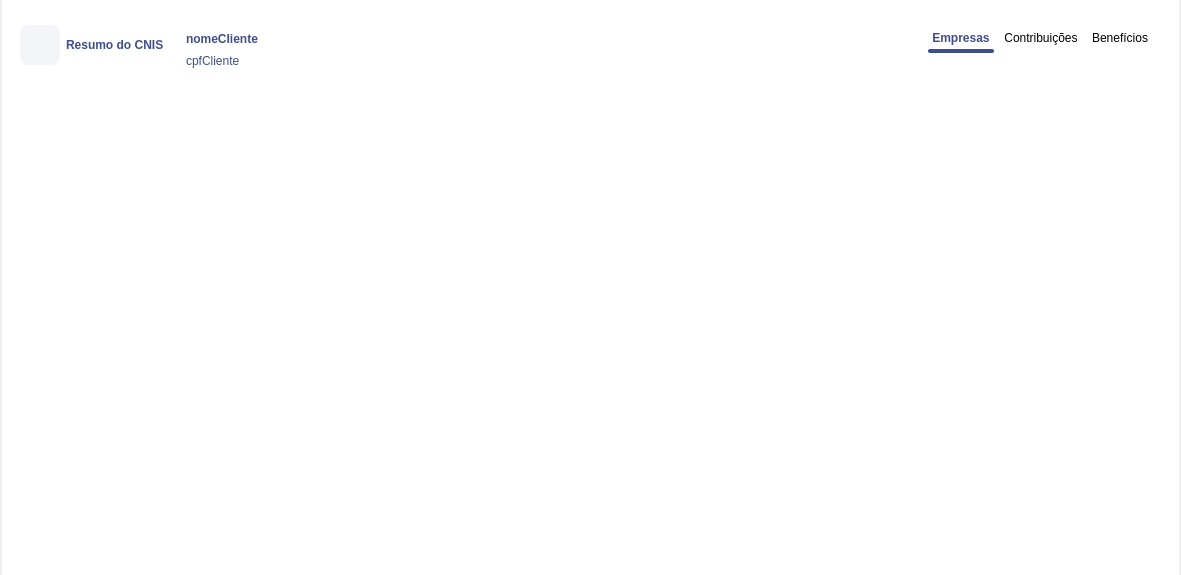
First picture: the form in Design/UI/wdgResumoCNIS.ui, repository newprev/PrevCliente, before the edit.
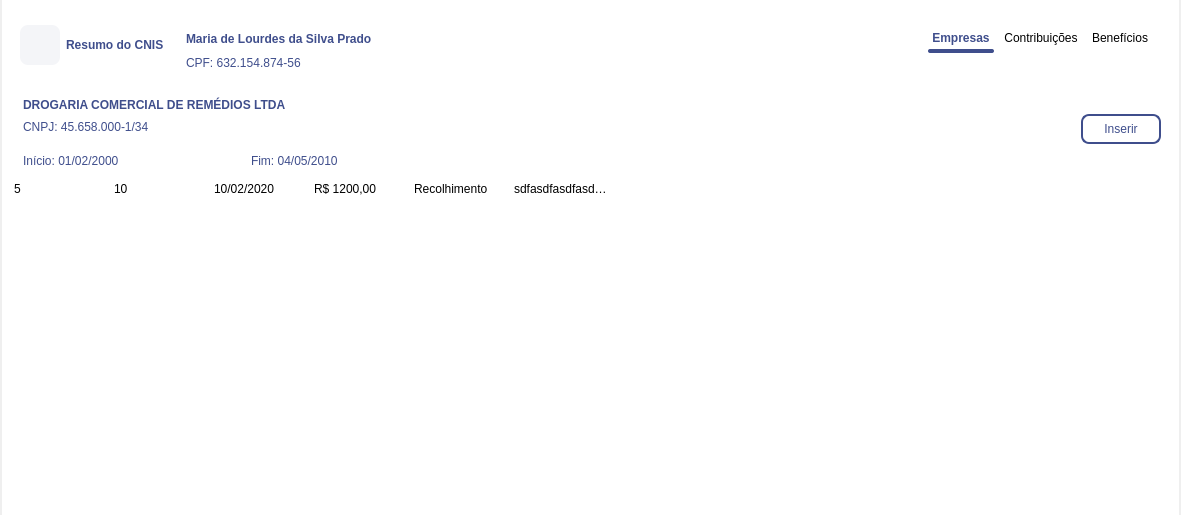
Second picture: the form after the edit. The open tabs and pages were chosen to show the change. Icons and pictures are not drawn.

Commit message: Resumo CNIS pela metade

Patch:
```diff
--- a/Design/UI/wdgResumoCNIS.ui
+++ b/Design/UI/wdgResumoCNIS.ui
@@ -7,9 +7,15 @@
     <x>0</x>
     <y>0</y>
     <width>1181</width>
-    <height>575</height>
+    <height>515</height>
    </rect>
   </property>
+  <property name="sizePolicy">
+   <sizepolicy hsizetype="Preferred" vsizetype="Minimum">
+    <horstretch>0</horstretch>
+    <verstretch>0</verstretch>
+   </sizepolicy>
+  </property>
   <property name="windowTitle">
    <string>Form</string>
   </property>
@@ -40,6 +46,12 @@
    </property>
    <item row="0" column="0">
     <widget class="QFrame" name="frPrincipal">
+     <property name="sizePolicy">
+      <sizepolicy hsizetype="Preferred" vsizetype="Minimum">
+       <horstretch>0</horstretch>
+       <verstretch>0</verstretch>
+      </sizepolicy>
+     </property>
      <property name="frameShape">
       <enum>QFrame::NoFrame</enum>
      </property>
@@ -84,8 +96,7 @@
         </property>
         <property name="styleSheet">
          <string notr="true">/*------------------------------------------- Frame -------------------------------------------*/
-#frFirulaEmpresa, #frFirulaContrib,
-#frFirulaBeneficios {
+#frFirulaEmpresa {
 	background-color: #3F4E8C;
 	border: 0px solid none;
 	border-radius: 2px;
@@ -158,8 +169,10 @@
 #lbCpfCliente {
 	font: 11pt &quot;Avenir LT Std&quot;;
 	color: #3F4E8C;
-
-	padding: 4px;
+	
+	font-weight: 120;
+	line-height: 24px;
+	padding: 4px 0px 0px 4px;
 }</string>
         </property>
         <property name="frameShape">
@@ -228,14 +241,14 @@
                <item>
                 <widget class="QLabel" name="lbNomeCliente">
                  <property name="text">
-                  <string>nomeCliente</string>
+                  <string>Maria de Lourdes da Silva Prado</string>
                  </property>
                 </widget>
                </item>
                <item>
                 <widget class="QLabel" name="lbCpfCliente">
                  <property name="text">
-                  <string>cpfCliente</string>
+                  <string>CPF: 632.154.874-56</string>
                  </property>
                 </widget>
                </item>
@@ -467,14 +480,23 @@
 	background-color: white;
 }
 
-/*-------------------------------------------  Label --------------------------------------------*/
+/*-------------------------------------------  Scroll Bar --------------------------------------------*/
+QScrollBar:vertical {
+	border: 0px solid none;
+	background: #F2F2F2;
+}
 
+QScrollBar::handle:vertical {
+	background-color: #3F4E8C;
+	min-height: 10px;
+	max-height: 20px;
 
-/*-------------------------------------------  Frame --------------------------------------------*/
+	border-radius: 5px;
+}
 
 
 /*---------------------------- Push Button ----------------------------------*/
-#pbInserir {
+#pbInserir, #pbInserirContrib {
 	font: 12pt &quot;Avenir LT Std&quot;;
 	color: #3F4E8C;
 	
@@ -483,21 +505,63 @@
 	padding: 6px;
 }
 
-/*----------------------------  Line Edit ---------------------------------------*/
-
-
 /*----------------------- Scroll Area  and  QWidget ------------------------*/
 #scaPrincipal, #wdgScroll {
 	background-color: white;
 }
 
-/*------------------------------ Check Box -------------------------------------*/
+/*-------------------------------- Labels -----------------------------------------*/
+#lbNomeEmp {
+	font: 15pt &quot;Avenir LT Std&quot;;
+	color: #3F4E8C;
+	
+	font-weight: 750;
+	line-height: 24px;
 
+	margin: 8px 0px 0px 0px;
+}
 
-/*----------------------------- Combo box --------------------------------------*/
+#lbCNPJouNB, #lbDataInicio, 
+#lbDataFim {
+	font: 11pt &quot;Avenir LT Std&quot;;
+	color: #3F4E8C;
+	
+	font-weight: 120;
+	line-height: 24px;
 
+	margin: 2px 0px 0px 0px;
+}
 
-/*----------------------------- Date Edit --------------------------------------*/
+/*------------------------------------------- Table Widget -------------------------------------------*/
+#tblContribuicoes {
+	selection-background-color: #F9F9F9;
+	selection-color: grey;
+	gridline-color: white;
+
+	border: 0px solid transparent;
+}
+
+QHeaderView {
+    background-color: white;
+}
+
+QHeaderView::section {
+    background-color: white;
+    padding-left: 4px;
+    border: 0px solid white;
+	min-height: 45px;
+}
+
+#tblContribuicoes::item:last {
+	selection-background-color: black;
+	selection-color: grey;
+	gridline-color: black;
+	border: 0px solid transparent;
+}
+
+#tblContribuicoes::item {
+	padding: 2px 24px 2px 24px;
+}
 </string>
         </property>
         <property name="frameShape">
@@ -524,6 +588,12 @@
          </property>
          <item row="0" column="0">
           <widget class="QStackedWidget" name="stkCliente">
+           <property name="sizePolicy">
+            <sizepolicy hsizetype="Preferred" vsizetype="Preferred">
+             <horstretch>0</horstretch>
+             <verstretch>0</verstretch>
+            </sizepolicy>
+           </property>
            <property name="currentIndex">
             <number>0</number>
            </property>
@@ -558,6 +628,12 @@
                <layout class="QGridLayout" name="gridLayout_4">
                 <item row="0" column="0">
                  <widget class="QFrame" name="frame_2">
+                  <property name="sizePolicy">
+                   <sizepolicy hsizetype="Preferred" vsizetype="Minimum">
+                    <horstretch>0</horstretch>
+                    <verstretch>0</verstretch>
+                   </sizepolicy>
+                  </property>
                   <property name="frameShape">
                    <enum>QFrame::NoFrame</enum>
                   </property>
@@ -596,9 +672,21 @@
                 </item>
                 <item row="1" column="0">
                  <widget class="QScrollArea" name="scaPrincipal">
+                  <property name="sizePolicy">
+                   <sizepolicy hsizetype="Preferred" vsizetype="MinimumExpanding">
+                    <horstretch>0</horstretch>
+                    <verstretch>0</verstretch>
+                   </sizepolicy>
+                  </property>
                   <property name="frameShape">
                    <enum>QFrame::NoFrame</enum>
                   </property>
+                  <property name="verticalScrollBarPolicy">
+                   <enum>Qt::ScrollBarAlwaysOn</enum>
+                  </property>
+                  <property name="sizeAdjustPolicy">
+                   <enum>QAbstractScrollArea::AdjustIgnored</enum>
+                  </property>
                   <property name="widgetResizable">
                    <bool>true</bool>
                   </property>
@@ -607,10 +695,16 @@
                     <rect>
                      <x>0</x>
                      <y>0</y>
-                     <width>586</width>
-                     <height>406</height>
+                     <width>569</width>
+                     <height>350</height>
                     </rect>
                    </property>
+                   <property name="sizePolicy">
+                    <sizepolicy hsizetype="Preferred" vsizetype="MinimumExpanding">
+                     <horstretch>0</horstretch>
+                     <verstretch>0</verstretch>
+                    </sizepolicy>
+                   </property>
                   </widget>
                  </widget>
                 </item>
@@ -622,6 +716,9 @@
                <property name="orientation">
                 <enum>Qt::Horizontal</enum>
                </property>
+               <property name="sizeType">
+                <enum>QSizePolicy::MinimumExpanding</enum>
+               </property>
                <property name="sizeHint" stdset="0">
                 <size>
                  <width>40</width>
@@ -634,24 +731,425 @@
            </widget>
            <widget class="QWidget" name="pgContribuicoes">
             <property name="sizePolicy">
-             <sizepolicy hsizetype="Preferred" vsizetype="Minimum">
+             <sizepolicy hsizetype="Preferred" vsizetype="Preferred">
               <horstretch>0</horstretch>
               <verstretch>0</verstretch>
              </sizepolicy>
             </property>
-            <layout class="QGridLayout" name="gridLayout_7">
+            <layout class="QGridLayout" name="gridLayout_6">
+             <property name="leftMargin">
+              <number>0</number>
+             </property>
              <property name="topMargin">
               <number>0</number>
              </property>
+             <property name="rightMargin">
+              <number>0</number>
+             </property>
              <property name="bottomMargin">
               <number>0</number>
              </property>
              <property name="horizontalSpacing">
-              <number>32</number>
+              <number>0</number>
              </property>
-             <property name="verticalSpacing">
-              <number>16</number>
-             </property>
+             <item row="0" column="0">
+              <widget class="QFrame" name="frInfoPrincipal">
+               <property name="frameShape">
+                <enum>QFrame::NoFrame</enum>
+               </property>
+               <property name="frameShadow">
+                <enum>QFrame::Raised</enum>
+               </property>
+               <layout class="QGridLayout" name="gridLayout_5">
+                <property name="topMargin">
+                 <number>0</number>
+                </property>
+                <item row="1" column="0">
+                 <widget class="QTableWidget" name="tblContribuicoes">
+                  <property name="sizePolicy">
+                   <sizepolicy hsizetype="Expanding" vsizetype="MinimumExpanding">
+                    <horstretch>0</horstretch>
+                    <verstretch>0</verstretch>
+                   </sizepolicy>
+                  </property>
+                  <property name="frameShape">
+                   <enum>QFrame::NoFrame</enum>
+                  </property>
+                  <property name="sizeAdjustPolicy">
+                   <enum>QAbstractScrollArea::AdjustToContentsOnFirstShow</enum>
+                  </property>
+                  <property name="editTriggers">
+                   <set>QAbstractItemView::NoEditTriggers</set>
+                  </property>
+                  <property name="showDropIndicator" stdset="0">
+                   <bool>false</bool>
+                  </property>
+                  <property name="dragDropOverwriteMode">
+                   <bool>false</bool>
+                  </property>
+                  <property name="alternatingRowColors">
+                   <bool>true</bool>
+                  </property>
+                  <property name="selectionMode">
+                   <enum>QAbstractItemView::NoSelection</enum>
+                  </property>
+                  <property name="selectionBehavior">
+                   <enum>QAbstractItemView::SelectRows</enum>
+                  </property>
+                  <property name="showGrid">
+                   <bool>false</bool>
+                  </property>
+                  <property name="gridStyle">
+                   <enum>Qt::NoPen</enum>
+                  </property>
+                  <property name="sortingEnabled">
+                   <bool>true</bool>
+                  </property>
+                  <attribute name="horizontalHeaderVisible">
+                   <bool>false</bool>
+                  </attribute>
+                  <attribute name="horizontalHeaderCascadingSectionResizes">
+                   <bool>true</bool>
+                  </attribute>
+                  <attribute name="horizontalHeaderMinimumSectionSize">
+                   <number>70</number>
+                  </attribute>
+                  <attribute name="horizontalHeaderShowSortIndicator" stdset="0">
+                   <bool>false</bool>
+                  </attribute>
+                  <attribute name="verticalHeaderVisible">
+                   <bool>false</bool>
+                  </attribute>
+                  <attribute name="verticalHeaderHighlightSections">
+                   <bool>false</bool>
+                  </attribute>
+                  <row>
+                   <property name="text">
+                    <string>Teste</string>
+                   </property>
+                  </row>
+                  <column>
+                   <property name="text">
+                    <string>id</string>
+                   </property>
+                  </column>
+                  <column>
+                   <property name="text">
+                    <string>Entrada</string>
+                   </property>
+                   <property name="font">
+                    <font>
+                     <family>Avenir LT Std</family>
+                     <pointsize>12</pointsize>
+                     <weight>75</weight>
+                     <bold>true</bold>
+                    </font>
+                   </property>
+                   <property name="textAlignment">
+                    <set>AlignCenter</set>
+                   </property>
+                   <property name="background">
+                    <color>
+                     <red>255</red>
+                     <green>255</green>
+                     <blue>255</blue>
+                    </color>
+                   </property>
+                   <property name="foreground">
+                    <brush brushstyle="SolidPattern">
+                     <color alpha="255">
+                      <red>63</red>
+                      <green>78</green>
+                      <blue>140</blue>
+                     </color>
+                    </brush>
+                   </property>
+                  </column>
+                  <column>
+                   <property name="text">
+                    <string>Competência</string>
+                   </property>
+                   <property name="font">
+                    <font>
+                     <family>Avenir LT Std</family>
+                     <pointsize>12</pointsize>
+                     <weight>75</weight>
+                     <bold>true</bold>
+                    </font>
+                   </property>
+                   <property name="textAlignment">
+                    <set>AlignCenter</set>
+                   </property>
+                   <property name="background">
+                    <color>
+                     <red>255</red>
+                     <green>255</green>
+                     <blue>255</blue>
+                    </color>
+                   </property>
+                   <property name="foreground">
+                    <brush brushstyle="SolidPattern">
+                     <color alpha="255">
+                      <red>63</red>
+                      <green>78</green>
+                      <blue>140</blue>
+                     </color>
+                    </brush>
+                   </property>
+                  </column>
+                  <column>
+                   <property name="text">
+                    <string>Salário de
+contribuição</string>
+                   </property>
+                   <property name="font">
+                    <font>
+                     <family>Avenir LT Std</family>
+                     <pointsize>12</pointsize>
+                     <weight>75</weight>
+                     <bold>true</bold>
+                    </font>
+                   </property>
+                   <property name="textAlignment">
+                    <set>AlignCenter</set>
+                   </property>
+                   <property name="background">
+                    <color>
+                     <red>255</red>
+                     <green>255</green>
+                     <blue>255</blue>
+                    </color>
+                   </property>
+                   <property name="foreground">
+                    <brush brushstyle="SolidPattern">
+                     <color alpha="255">
+                      <red>63</red>
+                      <green>78</green>
+                      <blue>140</blue>
+                     </color>
+                    </brush>
+                   </property>
+                  </column>
+                  <column>
+                   <property name="text">
+                    <string>Natureza</string>
+                   </property>
+                   <property name="font">
+                    <font>
+                     <family>Avenir LT Std</family>
+                     <pointsize>12</pointsize>
+                     <weight>75</weight>
+                     <bold>true</bold>
+                    </font>
+                   </property>
+                   <property name="textAlignment">
+                    <set>AlignCenter</set>
+                   </property>
+                   <property name="background">
+                    <color>
+                     <red>255</red>
+                     <green>255</green>
+                     <blue>255</blue>
+                    </color>
+                   </property>
+                   <property name="foreground">
+                    <brush brushstyle="SolidPattern">
+                     <color alpha="255">
+                      <red>63</red>
+                      <green>78</green>
+                      <blue>140</blue>
+                     </color>
+                    </brush>
+                   </property>
+                  </column>
+                  <column>
+                   <property name="text">
+                    <string>Indicadores</string>
+                   </property>
+                   <property name="font">
+                    <font>
+                     <family>Avenir LT Std</family>
+                     <pointsize>12</pointsize>
+                     <weight>75</weight>
+                     <bold>true</bold>
+                    </font>
+                   </property>
+                   <property name="textAlignment">
+                    <set>AlignCenter</set>
+                   </property>
+                   <property name="background">
+                    <color>
+                     <red>255</red>
+                     <green>255</green>
+                     <blue>255</blue>
+                    </color>
+                   </property>
+                   <property name="foreground">
+                    <brush brushstyle="SolidPattern">
+                     <color alpha="255">
+                      <red>63</red>
+                      <green>78</green>
+                      <blue>140</blue>
+                     </color>
+                    </brush>
+                   </property>
+                  </column>
+                  <item row="0" column="0">
+                   <property name="text">
+                    <string>5</string>
+                   </property>
+                  </item>
+                  <item row="0" column="1">
+                   <property name="text">
+                    <string>10</string>
+                   </property>
+                  </item>
+                  <item row="0" column="2">
+                   <property name="text">
+                    <string>10/02/2020</string>
+                   </property>
+                  </item>
+                  <item row="0" column="3">
+                   <property name="text">
+                    <string>R$ 1200,00</string>
+                   </property>
+                  </item>
+                  <item row="0" column="4">
+                   <property name="text">
+                    <string>Recolhimento</string>
+                   </property>
+                  </item>
+                  <item row="0" column="5">
+                   <property name="text">
+                    <string>sdfasdfasdfasdfsd</string>
+                   </property>
+                  </item>
+                 </widget>
+                </item>
+                <item row="0" column="0">
+                 <widget class="QFrame" name="frInfoResumo">
+                  <property name="frameShape">
+                   <enum>QFrame::NoFrame</enum>
+                  </property>
+                  <property name="frameShadow">
+                   <enum>QFrame::Raised</enum>
+                  </property>
+                  <layout class="QHBoxLayout" name="horizontalLayout_4">
+                   <property name="topMargin">
+                    <number>0</number>
+                   </property>
+                   <property name="bottomMargin">
+                    <number>0</number>
+                   </property>
+                   <item>
+                    <widget class="QFrame" name="frInfoEmp">
+                     <property name="minimumSize">
+                      <size>
+                       <width>450</width>
+                       <height>0</height>
+                      </size>
+                     </property>
+                     <property name="frameShape">
+                      <enum>QFrame::NoFrame</enum>
+                     </property>
+                     <property name="frameShadow">
+                      <enum>QFrame::Raised</enum>
+                     </property>
+                     <layout class="QGridLayout" name="gridLayout_7">
+                      <property name="leftMargin">
+                       <number>0</number>
+                      </property>
+                      <property name="topMargin">
+                       <number>0</number>
+                      </property>
+                      <property name="rightMargin">
+                       <number>0</number>
+                      </property>
+                      <property name="bottomMargin">
+                       <number>0</number>
+                      </property>
+                      <item row="0" column="0" colspan="2">
+                       <widget class="QLabel" name="lbNomeEmp">
+                        <property name="text">
+                         <string>DROGARIA COMERCIAL DE REMÉDIOS LTDA</string>
+                        </property>
+                        <property name="wordWrap">
+                         <bool>true</bool>
+                        </property>
+                       </widget>
+                      </item>
+                      <item row="3" column="0" alignment="Qt::AlignBottom">
+                       <widget class="QLabel" name="lbDataInicio">
+                        <property name="text">
+                         <string>Início: 01/02/2000</string>
+                        </property>
+                       </widget>
+                      </item>
+                      <item row="1" column="0" alignment="Qt::AlignTop">
+                       <widget class="QLabel" name="lbCNPJouNB">
+                        <property name="text">
+                         <string>CNPJ: 45.658.000-1/34</string>
+                        </property>
+                       </widget>
+                      </item>
+                      <item row="3" column="1" alignment="Qt::AlignLeft|Qt::AlignBottom">
+                       <widget class="QLabel" name="lbDataFim">
+                        <property name="text">
+                         <string>Fim: 04/05/2010</string>
+                        </property>
+                       </widget>
+                      </item>
+                      <item row="2" column="0">
+                       <spacer name="verticalSpacer">
+                        <property name="orientation">
+                         <enum>Qt::Vertical</enum>
+                        </property>
+                        <property name="sizeType">
+                         <enum>QSizePolicy::Fixed</enum>
+                        </property>
+                        <property name="sizeHint" stdset="0">
+                         <size>
+                          <width>20</width>
+                          <height>12</height>
+                         </size>
+                        </property>
+                       </spacer>
+                      </item>
+                     </layout>
+                    </widget>
+                   </item>
+                   <item>
+                    <spacer name="horizontalSpacer_4">
+                     <property name="orientation">
+                      <enum>Qt::Horizontal</enum>
+                     </property>
+                     <property name="sizeHint" stdset="0">
+                      <size>
+                       <width>40</width>
+                       <height>20</height>
+                      </size>
+                     </property>
+                    </spacer>
+                   </item>
+                   <item>
+                    <widget class="QPushButton" name="pbInserirContrib">
+                     <property name="minimumSize">
+                      <size>
+                       <width>80</width>
+                       <height>0</height>
+                      </size>
+                     </property>
+                     <property name="text">
+                      <string>Inserir</string>
+                     </property>
+                    </widget>
+                   </item>
+                  </layout>
+                 </widget>
+                </item>
+               </layout>
+              </widget>
+             </item>
             </layout>
            </widget>
            <widget class="QWidget" name="pgBeneficios">
```
The commit also changes 23 other files.
